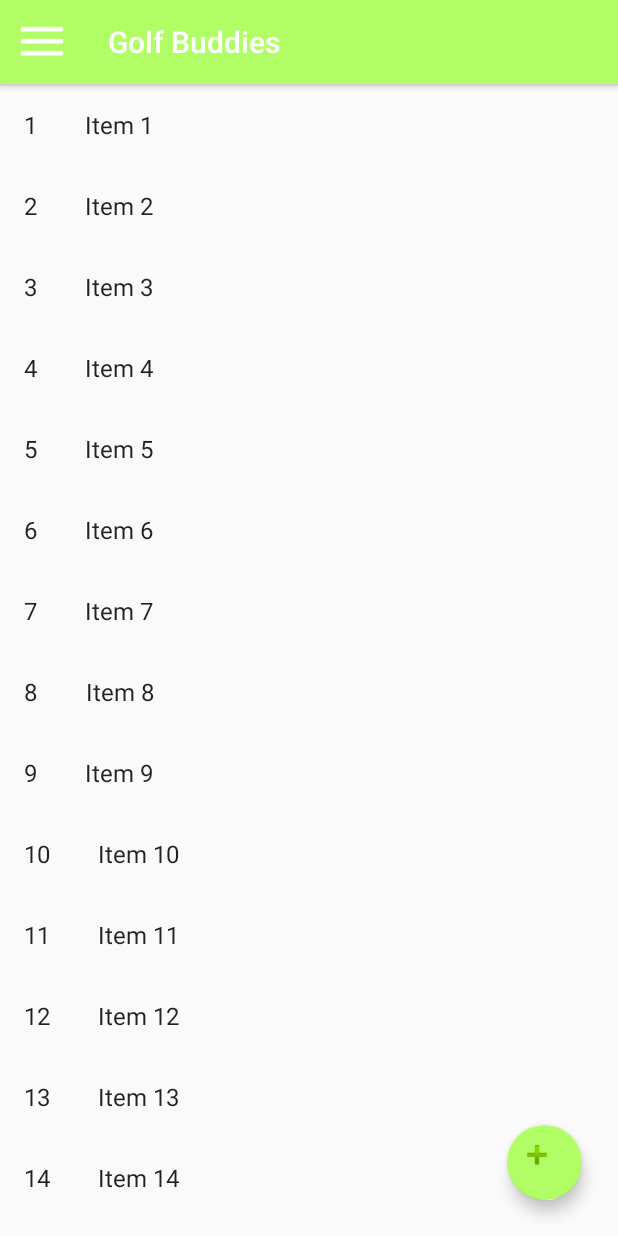
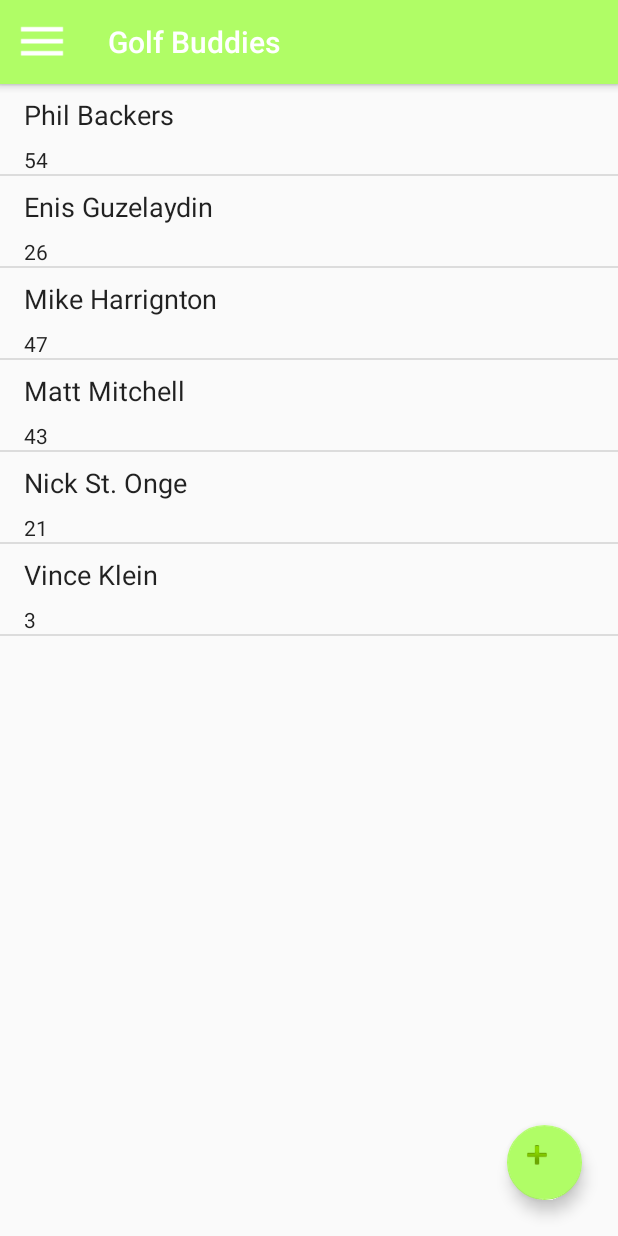
Before and after one commit to jdegrandchamp89/SocialGolf, an Android app: the NavDrawerActivity screen opened directly, with no data from a screen before it, in the side drawer, after a tap on "Golf Buddies", on a phone screen of 412 x 824 dp. Run offline under Robolectric (Android 15) with nearby library versions, the phone set to English and light mode, and no system bars.

Commit message:
build out scroll views, update dummy content

```diff
--- a/app/src/main/java/com/example/john/socialgolf/NavDrawerActivity.java
+++ b/app/src/main/java/com/example/john/socialgolf/NavDrawerActivity.java
@@ -2,8 +2,6 @@ package com.example.john.socialgolf;
 
 import android.net.Uri;
 import android.os.Bundle;
-import android.support.design.widget.FloatingActionButton;
-import android.support.design.widget.Snackbar;
 import android.support.v4.app.Fragment;
 import android.support.v4.app.FragmentManager;
 import android.view.View;
@@ -16,7 +14,8 @@ import android.support.v7.widget.Toolbar;
 import android.view.Menu;
 import android.view.MenuItem;
 
-import com.example.john.socialgolf.dummy.DummyContent;
+import com.example.john.socialgolf.dummy.MessageContent;
+import com.example.john.socialgolf.dummy.GolfBuddiesContent;
 import com.example.john.socialgolf.dummy.TeeTimeContent;
 
 import layout.GolfBuddiesFragment;
@@ -196,7 +195,12 @@ public class NavDrawerActivity extends AppCompatActivity
     }
 
     @Override
-    public void onListFragmentInteraction(DummyContent.DummyItem item) {
+    public void onListFragmentInteraction(GolfBuddiesContent.GolfBuddiesItem item) {
+        System.out.println("Interact!");
+    }
+
+    @Override
+    public void onListFragmentInteraction(MessageContent.MessageItem item) {
         System.out.println("Interact!");
     }
 }
--- a/app/src/main/java/com/example/john/socialgolf/ViewGolfBuddiesFragment.java
+++ b/app/src/main/java/com/example/john/socialgolf/ViewGolfBuddiesFragment.java
@@ -3,6 +3,7 @@ package com.example.john.socialgolf;
 import android.content.Context;
 import android.os.Bundle;
 import android.support.v4.app.Fragment;
+import android.support.v7.widget.DividerItemDecoration;
 import android.support.v7.widget.GridLayoutManager;
 import android.support.v7.widget.LinearLayoutManager;
 import android.support.v7.widget.RecyclerView;
@@ -10,10 +11,9 @@ import android.view.LayoutInflater;
 import android.view.View;
 import android.view.ViewGroup;
 
-import com.example.john.socialgolf.dummy.DummyContent;
-import com.example.john.socialgolf.dummy.DummyContent.DummyItem;
-
-import java.util.List;
+import com.example.john.socialgolf.dummy.MessageContent;
+import com.example.john.socialgolf.dummy.MessageContent.MessageItem;
+import com.example.john.socialgolf.dummy.GolfBuddiesContent;
 
 /**
  * A fragment representing a list of Items.
@@ -69,7 +69,10 @@ public class ViewGolfBuddiesFragment extends Fragment {
             } else {
                 recyclerView.setLayoutManager(new GridLayoutManager(context, mColumnCount));
             }
-            recyclerView.setAdapter(new ViewGolfBuddiesRecyclerViewAdapter(DummyContent.ITEMS, mListener));
+            recyclerView.setAdapter(new ViewGolfBuddiesRecyclerViewAdapter(GolfBuddiesContent.ITEMS, mListener));
+
+            DividerItemDecoration did = new DividerItemDecoration(recyclerView.getContext(), DividerItemDecoration.VERTICAL);
+            recyclerView.addItemDecoration(did);
         }
         return view;
     }
@@ -104,6 +107,6 @@ public class ViewGolfBuddiesFragment extends Fragment {
      */
     public interface OnListFragmentInteractionListener {
         // TODO: Update argument type and name
-        void onListFragmentInteraction(DummyItem item);
+        void onListFragmentInteraction(GolfBuddiesContent.GolfBuddiesItem item);
     }
 }
--- a/app/src/main/java/com/example/john/socialgolf/ViewGolfBuddiesRecyclerViewAdapter.java
+++ b/app/src/main/java/com/example/john/socialgolf/ViewGolfBuddiesRecyclerViewAdapter.java
@@ -7,7 +7,8 @@ import android.view.ViewGroup;
 import android.widget.TextView;
 
 import com.example.john.socialgolf.ViewGolfBuddiesFragment.OnListFragmentInteractionListener;
-import com.example.john.socialgolf.dummy.DummyContent.DummyItem;
+import com.example.john.socialgolf.dummy.MessageContent.MessageItem;
+import com.example.john.socialgolf.dummy.GolfBuddiesContent;
 
 import java.util.List;
 
@@ -18,10 +19,10 @@ import java.util.List;
  */
 public class ViewGolfBuddiesRecyclerViewAdapter extends RecyclerView.Adapter<ViewGolfBuddiesRecyclerViewAdapter.ViewHolder> {
 
-    private final List<DummyItem> mValues;
+    private final List<GolfBuddiesContent.GolfBuddiesItem> mValues;
     private final OnListFragmentInteractionListener mListener;
 
-    public ViewGolfBuddiesRecyclerViewAdapter(List<DummyItem> items, OnListFragmentInteractionListener listener) {
+    public ViewGolfBuddiesRecyclerViewAdapter(List<GolfBuddiesContent.GolfBuddiesItem> items, OnListFragmentInteractionListener listener) {
         mValues = items;
         mListener = listener;
     }
@@ -36,8 +37,8 @@ public class ViewGolfBuddiesRecyclerViewAdapter extends RecyclerView.Adapter<Vie
     @Override
     public void onBindViewHolder(final ViewHolder holder, int position) {
         holder.mItem = mValues.get(position);
-        holder.mIdView.setText(mValues.get(position).id);
-        holder.mContentView.setText(mValues.get(position).content);
+        holder.mName.setText(mValues.get(position).name);
+        holder.mRoundsPlayed.setText(mValues.get(position).roundsPlayed.toString());
 
         holder.mView.setOnClickListener(new View.OnClickListener() {
             @Override
@@ -58,20 +59,20 @@ public class ViewGolfBuddiesRecyclerViewAdapter extends RecyclerView.Adapter<Vie
 
     public class ViewHolder extends RecyclerView.ViewHolder {
         public final View mView;
-        public final TextView mIdView;
-        public final TextView mContentView;
-        public DummyItem mItem;
+        public final TextView mName;
+        public final TextView mRoundsPlayed;
+        public GolfBuddiesContent.GolfBuddiesItem mItem;
 
         public ViewHolder(View view) {
             super(view);
             mView = view;
-            mIdView = (TextView) view.findViewById(R.id.id);
-            mContentView = (TextView) view.findViewById(R.id.content);
+            mName = (TextView) view.findViewById(R.id.id);
+            mRoundsPlayed = (TextView) view.findViewById(R.id.content);
         }
 
         @Override
         public String toString() {
-            return super.toString() + " '" + mContentView.getText() + "'";
+            return super.toString() + " '" + mRoundsPlayed.getText() + "'";
         }
     }
 }
--- a/app/src/main/java/com/example/john/socialgolf/ViewMessagesFragment.java
+++ b/app/src/main/java/com/example/john/socialgolf/ViewMessagesFragment.java
@@ -11,10 +11,8 @@ import android.view.LayoutInflater;
 import android.view.View;
 import android.view.ViewGroup;
 
-import com.example.john.socialgolf.dummy.DummyContent;
-import com.example.john.socialgolf.dummy.DummyContent.DummyItem;
-
-import java.util.List;
+import com.example.john.socialgolf.dummy.MessageContent;
+import com.example.john.socialgolf.dummy.MessageContent.MessageItem;
 
 /**
  * A fragment representing a list of Items.
@@ -70,7 +68,7 @@ public class ViewMessagesFragment extends Fragment {
             } else {
                 recyclerView.setLayoutManager(new GridLayoutManager(context, mColumnCount));
             }
-            recyclerView.setAdapter(new ViewMessagesRecyclerViewAdapter(DummyContent.ITEMS, mListener));
+            recyclerView.setAdapter(new ViewMessagesRecyclerViewAdapter(MessageContent.ITEMS, mListener));
 
             DividerItemDecoration did = new DividerItemDecoration(recyclerView.getContext(), DividerItemDecoration.VERTICAL);
             recyclerView.addItemDecoration(did);
@@ -108,6 +106,6 @@ public class ViewMessagesFragment extends Fragment {
      */
     public interface OnListFragmentInteractionListener {
         // TODO: Update argument type and name
-        void onListFragmentInteraction(DummyItem item);
+        void onListFragmentInteraction(MessageContent.MessageItem item);
     }
 }
--- a/app/src/main/java/com/example/john/socialgolf/ViewMessagesRecyclerViewAdapter.java
+++ b/app/src/main/java/com/example/john/socialgolf/ViewMessagesRecyclerViewAdapter.java
@@ -7,21 +7,21 @@ import android.view.ViewGroup;
 import android.widget.TextView;
 
 import com.example.john.socialgolf.ViewMessagesFragment.OnListFragmentInteractionListener;
-import com.example.john.socialgolf.dummy.DummyContent.DummyItem;
+import com.example.john.socialgolf.dummy.MessageContent;
+import com.example.john.socialgolf.dummy.MessageContent.MessageItem;
 
 import java.util.List;
 
 /**
- * {@link RecyclerView.Adapter} that can display a {@link DummyItem} and makes a call to the
  * specified {@link OnListFragmentInteractionListener}.
  * TODO: Replace the implementation with code for your data type.
  */
 public class ViewMessagesRecyclerViewAdapter extends RecyclerView.Adapter<ViewMessagesRecyclerViewAdapter.ViewHolder> {
 
-    private final List<DummyItem> mValues;
+    private final List<MessageContent.MessageItem> mValues;
     private final OnListFragmentInteractionListener mListener;
 
-    public ViewMessagesRecyclerViewAdapter(List<DummyItem> items, OnListFragmentInteractionListener listener) {
+    public ViewMessagesRecyclerViewAdapter(List<MessageContent.MessageItem> items, OnListFragmentInteractionListener listener) {
         mValues = items;
         mListener = listener;
     }
@@ -36,8 +36,8 @@ public class ViewMessagesRecyclerViewAdapter extends RecyclerView.Adapter<ViewMe
     @Override
     public void onBindViewHolder(final ViewHolder holder, int position) {
         holder.mItem = mValues.get(position);
-        holder.mIdView.setText(mValues.get(position).id);
-        holder.mContentView.setText(mValues.get(position).content);
+        holder.mIdView.setText(mValues.get(position).name);
+        holder.mContentView.setText(mValues.get(position).lastMessage);
 
         holder.mView.setOnClickListener(new View.OnClickListener() {
             @Override
@@ -60,7 +60,7 @@ public class ViewMessagesRecyclerViewAdapter extends RecyclerView.Adapter<ViewMe
         public final View mView;
         public final TextView mIdView;
         public final TextView mContentView;
-        public DummyItem mItem;
+        public MessageContent.MessageItem mItem;
 
         public ViewHolder(View view) {
             super(view);
--- a/app/src/main/java/com/example/john/socialgolf/dummy/DummyContent.java
+++ /dev/null
@@ -1,72 +0,0 @@
-package com.example.john.socialgolf.dummy;
-
-import java.util.ArrayList;
-import java.util.HashMap;
-import java.util.List;
-import java.util.Map;
-
-/**
- * Helper class for providing sample content for user interfaces created by
- * Android template wizards.
- * <p>
- * TODO: Replace all uses of this class before publishing your app.
- */
-public class DummyContent {
-
-    /**
-     * An array of sample (dummy) items.
-     */
-    public static final List<DummyItem> ITEMS = new ArrayList<DummyItem>();
-
-    /**
-     * A map of sample (dummy) items, by ID.
-     */
-    public static final Map<String, DummyItem> ITEM_MAP = new HashMap<String, DummyItem>();
-
-    private static final int COUNT = 25;
-
-    static {
-        // Add some sample items.
-        for (int i = 1; i <= COUNT; i++) {
-            addItem(createDummyItem(i));
-        }
-    }
-
-    private static void addItem(DummyItem item) {
-        ITEMS.add(item);
-        ITEM_MAP.put(item.id, item);
-    }
-
-    private static DummyItem createDummyItem(int position) {
-        return new DummyItem(String.valueOf(position), "Item " + position, makeDetails(position));
-    }
-
-    private static String makeDetails(int position) {
-        StringBuilder builder = new StringBuilder();
-        builder.append("Details about Item: ").append(position);
-        for (int i = 0; i < position; i++) {
-            builder.append("\nMore details information here.");
-        }
-        return builder.toString();
-    }
-
-    /**
-     * A dummy item representing a piece of content.
-     */
-    public static class DummyItem {
-        public final String id;
-        public final String content;
-        public final String details;
-
-        public DummyItem(String id, String content, String details) {
-            this.id = id;
-            this.content = content;
-            this.details = details;
-        }
-
-        @Override
-        public String toString() {
-            return content;
-        }
-    }
-}
--- /dev/null
+++ b/app/src/main/java/com/example/john/socialgolf/dummy/GolfBuddiesContent.java
@@ -0,0 +1,49 @@
+package com.example.john.socialgolf.dummy;
+
+import java.text.SimpleDateFormat;
+import java.util.ArrayList;
+import java.util.Date;
+import java.util.HashMap;
+import java.util.List;
+import java.util.Map;
+
+/**
+ * Helper class for providing sample content for user interfaces created by
+ * Android template wizards.
+ * <p>
+ * TODO: Replace all uses of this class before publishing your app.
+ */
+public class GolfBuddiesContent {
+
+    public static final List<GolfBuddiesContent.GolfBuddiesItem> ITEMS = new ArrayList<GolfBuddiesContent.GolfBuddiesItem>();
+
+    public static void addItem(GolfBuddiesContent.GolfBuddiesItem item) {
+        ITEMS.add(item);
+    }
+    static {
+        addItem(new GolfBuddiesContent.GolfBuddiesItem("Phil Backers", 54));
+        addItem(new GolfBuddiesContent.GolfBuddiesItem("Enis Guzelaydin", 26));
+        addItem(new GolfBuddiesContent.GolfBuddiesItem("Mike Harrignton", 47));
+        addItem(new GolfBuddiesContent.GolfBuddiesItem("Matt Mitchell", 43));
+        addItem(new GolfBuddiesContent.GolfBuddiesItem("Nick St. Onge", 21));
+        addItem(new GolfBuddiesContent.GolfBuddiesItem("Vince Klein", 3));
+    }
+
+    public static class GolfBuddiesItem {
+
+        public final String name;
+        public final Integer roundsPlayed;
+
+        public GolfBuddiesItem(String name, Integer roundsPlayed) {
+
+            this.name = name;
+            this.roundsPlayed = roundsPlayed;
+
+        }
+
+        @Override
+        public String toString() {return "(" + this.name + "," + this.roundsPlayed + ")";
+
+        }
+    }
+}
--- /dev/null
+++ b/app/src/main/java/com/example/john/socialgolf/dummy/MessageContent.java
@@ -0,0 +1,47 @@
+package com.example.john.socialgolf.dummy;
+
+import java.util.ArrayList;
+import java.util.HashMap;
+import java.util.List;
+import java.util.Map;
+
+/**
+ * Helper class for providing sample content for user interfaces created by
+ * Android template wizards.
+ * <p>
+ * TODO: Replace all uses of this class before publishing your app.
+ */
+public class MessageContent {
+
+    public static final List<MessageContent.MessageItem> ITEMS = new ArrayList<MessageItem>();
+
+    public static void addItem(MessageItem item) {
+        ITEMS.add(item);
+    }
+    static {
+        addItem(new MessageContent.MessageItem("Phil Backers", "hey"));
+        addItem(new MessageContent.MessageItem("Enis Guzelaydin", "sup"));
+        addItem(new MessageItem("Mike Harrignton", "howdy"));
+        addItem(new MessageItem("Matt Mitchell", "holla"));
+        addItem(new MessageItem("Nick St. Onge", "whats up?"));
+        addItem(new MessageItem("Vince Klein", "Sounds good"));
+    }
+
+    public static class MessageItem {
+
+        public final String name;
+        public final String lastMessage;
+
+        public MessageItem(String name, String lastMessage) {
+
+            this.name = name;
+            this.lastMessage = lastMessage;
+
+        }
+
+        @Override
+        public String toString() {return "(" + this.name + "," + this.lastMessage + ")";
+
+        }
+    }
+}
--- a/app/src/main/res/layout/fragment_view_golfbuddies.xml
+++ b/app/src/main/res/layout/fragment_view_golfbuddies.xml
@@ -1,6 +1,8 @@
 <?xml version="1.0" encoding="utf-8"?>
-<LinearLayout xmlns:android="http://schemas.android.com/apk/res/android"
-    android:layout_width="wrap_content"
+<android.support.constraint.ConstraintLayout xmlns:android="http://schemas.android.com/apk/res/android"
+    xmlns:app="http://schemas.android.com/apk/res-auto"
+    xmlns:tools="http://schemas.android.com/tools"
+    android:layout_width="match_parent"
     android:layout_height="wrap_content"
     android:orientation="horizontal">
 
@@ -8,13 +10,22 @@
         android:id="@+id/id"
         android:layout_width="wrap_content"
         android:layout_height="wrap_content"
-        android:layout_margin="@dimen/text_margin"
-        android:textAppearance="?attr/textAppearanceListItem" />
+        android:layout_marginLeft="8dp"
+        android:layout_marginStart="16dp"
+        android:layout_marginTop="8dp"
+        android:textAppearance="?attr/textAppearanceListItem"
+        android:textSize="18sp"
+        app:layout_constraintLeft_toLeftOf="parent"
+        app:layout_constraintTop_toTopOf="parent" />
 
     <TextView
         android:id="@+id/content"
         android:layout_width="wrap_content"
         android:layout_height="wrap_content"
-        android:layout_margin="@dimen/text_margin"
-        android:textAppearance="?attr/textAppearanceListItem" />
-</LinearLayout>
+        android:layout_marginLeft="0dp"
+        android:layout_marginTop="8dp"
+        android:textAppearance="?attr/textAppearanceListItem"
+        android:textSize="14sp"
+        app:layout_constraintLeft_toLeftOf="@+id/id"
+        app:layout_constraintTop_toBottomOf="@+id/id" />
+</android.support.constraint.ConstraintLayout>
```
Also changed, not shown: app/src/main/res/layout/fragment_home.xml (+6 -8 lines), app/src/main/res/layout/fragment_my_tee_times.xml (+6 -7 lines), app/src/main/res/layout/fragment_view_messages.xml (+17 -7 lines).
